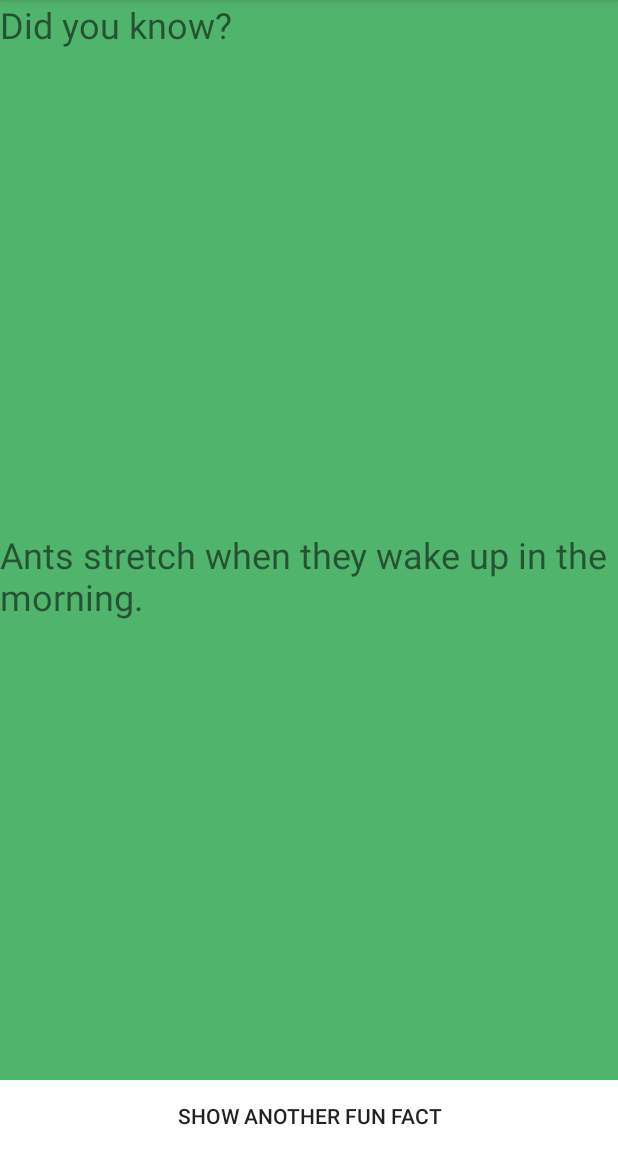
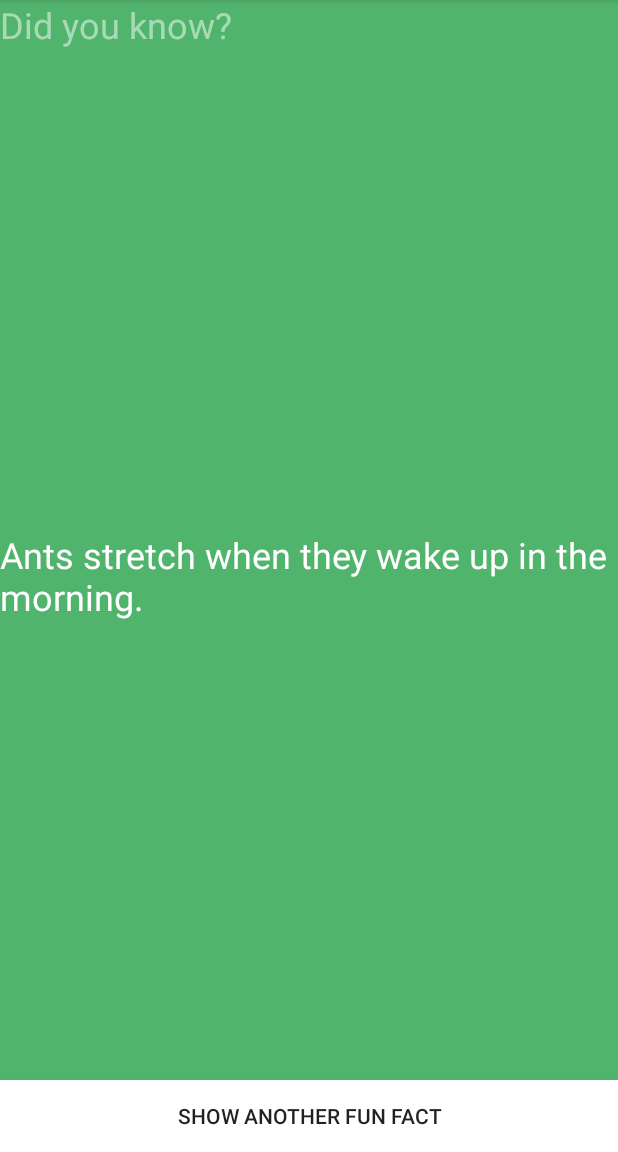
Before and after one commit to PardeepS2/FunFacts, an Android app: the screen it shows after launch (MainActivity), on a phone screen of 412 x 824 dp, the part 84-1236 px from its top. Run offline under Robolectric (Android 15) with nearby library versions, the phone set to English and light mode, and no system bars.

Commit message:
change text color.

```diff
--- a/app/src/main/res/layout/activity_main.xml
+++ b/app/src/main/res/layout/activity_main.xml
@@ -12,6 +12,7 @@
         android:layout_width="wrap_content"
         android:layout_height="wrap_content"
         android:text="Did you know?"
+        android:textColor="#80ffffff"
         android:textSize="24sp" />
 
     <TextView
@@ -22,6 +23,7 @@
         android:layout_alignParentStart="true"
         android:layout_centerVertical="true"
         android:text="Ants stretch when they wake up in the morning."
+        android:textColor="@android:color/white"
         android:textSize="24sp" />
 
     <Button
```
